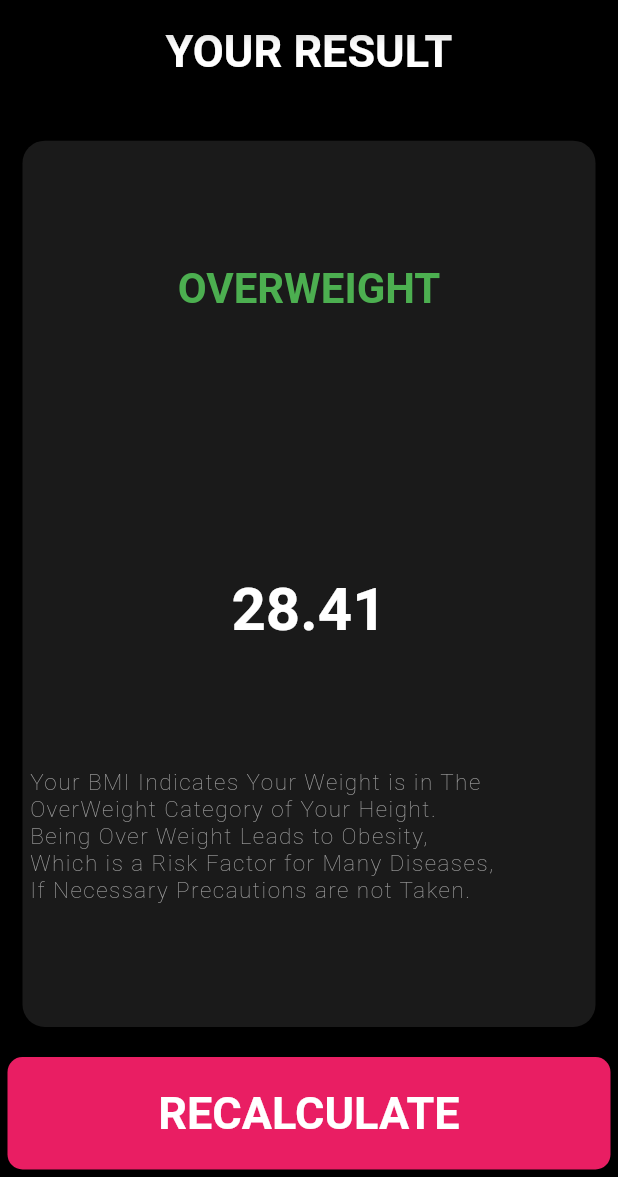
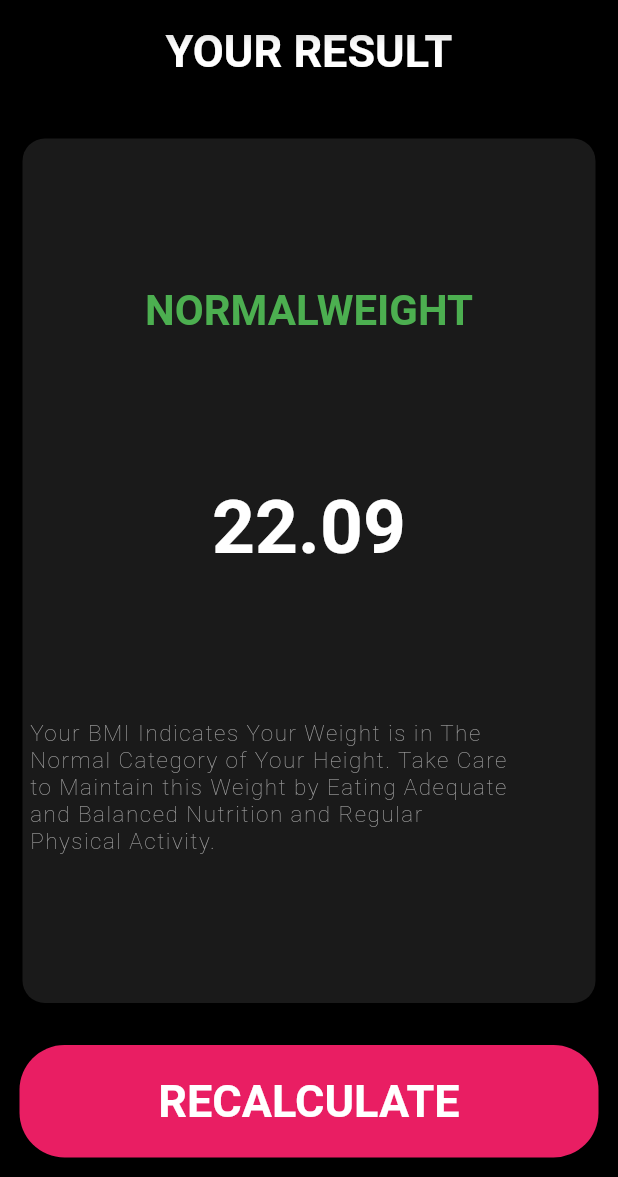
Before and after one commit to AlaaOsama25/BMI_Calculator, a Flutter app: the screen it shows after launch, after a tap on "CALCULATE", on a phone screen of 412 x 824 dp, the part 59-1236 px from its top. Run offline on Flutter 3.47's test engine with Material 2 defaults, Android fonts, the phone set to English and light mode, and no system bars.

Commit message:
second commit

```diff
--- a/lib/main.dart
+++ b/lib/main.dart
@@ -12,13 +12,15 @@ class MyApp extends StatelessWidget {
       title: 'BMI calculator',
       theme: ThemeData(
         scaffoldBackgroundColor: Colors.black,
+        primarySwatch: Colors.pink
       ),
       home: MyHomePage(),
+      debugShowCheckedModeBanner: false,
     );
   }
 }
 int _Height = 178;
-int _Weight = 90;
+int _Weight = 70;
 int _Age = 26;
 bool _Color= false;
 bool _Color2 = false;
@@ -387,6 +389,8 @@ class _MyHomePageState extends State<MyHomePage> {
                 _Calculation(_Height, _Weight);
               });
             },
+            child: Padding(
+              padding: const EdgeInsets.all(8.0),
               child: Container(
                   child: Center( child :(
                       Text('CALCULATE',
@@ -403,9 +407,10 @@ class _MyHomePageState extends State<MyHomePage> {
                   margin: EdgeInsets.all(5),
                   decoration: BoxDecoration(
                     color: Colors.pink,
-                  borderRadius: BorderRadius.circular(10),
+                    borderRadius: BorderRadius.circular(30),
                   )
 
+              ),
             ),
           )
         ]));
@@ -447,10 +452,10 @@ class _MySecondPageState extends StatelessWidget {
                               color: Colors.green,
                             )
                         ),
-                        SizedBox(height: 10,),
+                        //SizedBox(height: 10,),
                         Text('${_Result.toStringAsFixed(2)}',
                             style: TextStyle(
-                              fontSize: 40,
+                              fontSize: 50,
                               fontWeight: FontWeight.w600,
                               color: Colors.white,
                             )),
@@ -481,6 +486,8 @@ class _MySecondPageState extends StatelessWidget {
             onTap: (){
               Navigator.pop(context);
             },
+            child: Padding(
+              padding: const EdgeInsets.all(8.0),
               child: Container(
                   child: Center( child :(
                       Text('RECALCULATE',
@@ -494,8 +501,9 @@ class _MySecondPageState extends StatelessWidget {
                   margin: EdgeInsets.all(5),
                   decoration: BoxDecoration(
                     color: Colors.pink,
-                  borderRadius: BorderRadius.circular(10),
+                    borderRadius: BorderRadius.circular(30),
                   )
+              ),
             ),
           )
         ],
```
Lines whose indentation alone changed are shown as unchanged.
